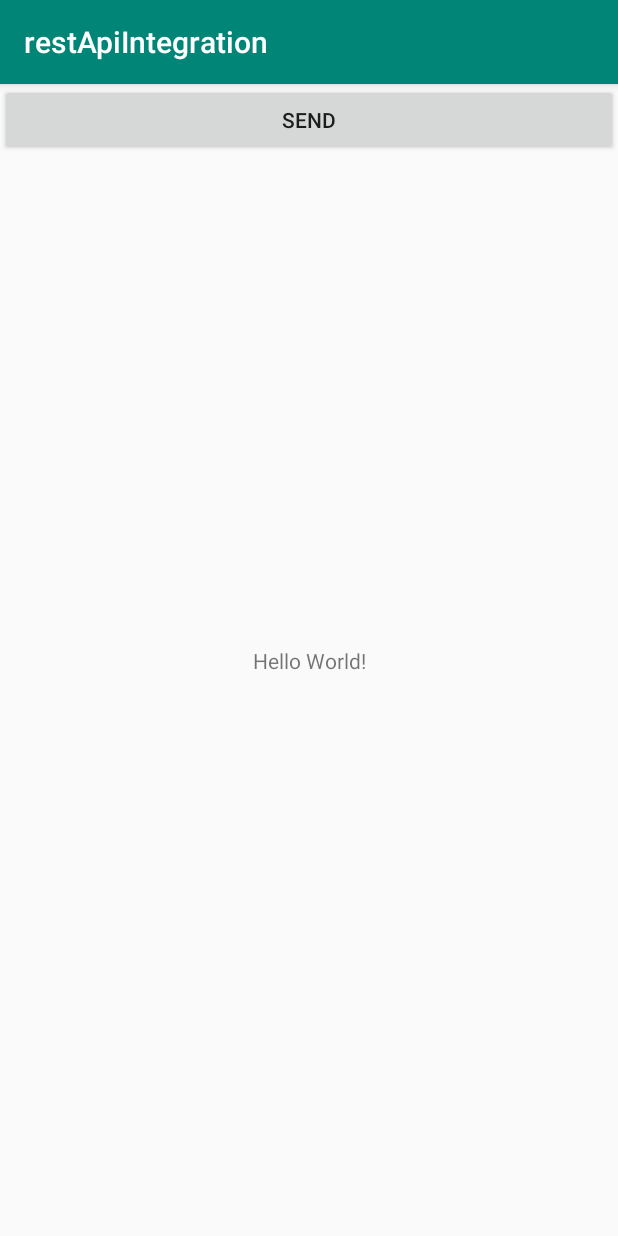
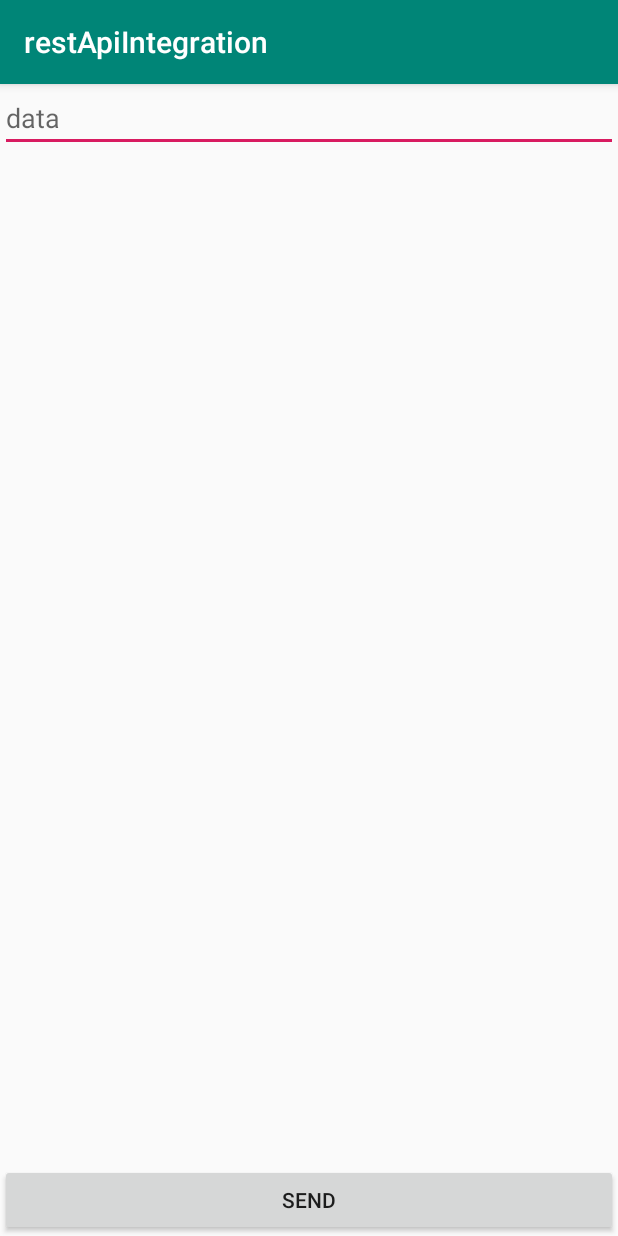
Before and after one commit to shubhamwert/Starting_with_rest_api, an Android app: the screen it shows after launch (MainActivity), after a tap on "SEND", on a phone screen of 412 x 824 dp. Run offline under Robolectric (Android 15) with nearby library versions, the phone set to English and light mode, and no system bars.

Commit message:
basic option to enter data\n bug fix

```diff
--- a/app/src/main/java/com/stechapps/restapiintegration/MainActivity.java
+++ b/app/src/main/java/com/stechapps/restapiintegration/MainActivity.java
@@ -5,6 +5,7 @@ import androidx.appcompat.app.AppCompatActivity;
 import android.os.Bundle;
 import android.util.Log;
 import android.view.View;
+import android.widget.EditText;
 import android.widget.TextView;
 import android.widget.Toast;
 
@@ -32,19 +33,24 @@ public class MainActivity extends AppCompatActivity {
         PredictApi predictApi=retrofit.create(PredictApi.class);
         JsonObject j=new JsonObject();
 
-        try {String a="[10,20,30,40,50,60,70,80]";
-            j.addProperty("data","1,2,3,4,5,6,7,8");
+        try {
+            EditText p = findViewById(R.id.ED1);
+
+            String a= p.getText().toString();
+            j.addProperty("data",a);
         }catch (Exception e){
             Log.e("ERRRRRRRRRRRRRRORRRRRRRRRRRRRRR", "connectAndGetApiData: "+e );
         }
         Call<Ressponse> call=predictApi.Predict(j);
+
         call.enqueue(new Callback<Ressponse>() {
             @Override
             public void onResponse(Call<Ressponse> call, Response<Ressponse> response) {
+                if(response.isSuccessful()){
                 TextView tv=findViewById(R.id.tv1);
                 Toast.makeText(MainActivity.this,""+response.body().getPredict(),Toast.LENGTH_SHORT).show();
                 tv.setText(String.format("%s", response.body().getPredict()));
-            }
+            }}
 
             @Override
             public void onFailure(Call<Ressponse> call, Throwable t) {
--- a/app/src/main/java/com/stechapps/restapiintegration/Ressponse.java
+++ b/app/src/main/java/com/stechapps/restapiintegration/Ressponse.java
@@ -3,8 +3,8 @@ package com.stechapps.restapiintegration;
 import com.google.gson.annotations.SerializedName;
 
 public class Ressponse {
-    @SerializedName("predict")
-    private float predict;
+    @SerializedName("prediction")
+    private float predict=9;
 
     public float getPredict() {
         return predict;
--- a/app/src/main/res/layout/activity_main.xml
+++ b/app/src/main/res/layout/activity_main.xml
@@ -1,24 +1,36 @@
 <?xml version="1.0" encoding="utf-8"?>
-<androidx.constraintlayout.widget.ConstraintLayout xmlns:android="http://schemas.android.com/apk/res/android"
+<RelativeLayout xmlns:android="http://schemas.android.com/apk/res/android"
     xmlns:app="http://schemas.android.com/apk/res-auto"
     xmlns:tools="http://schemas.android.com/tools"
     android:layout_width="match_parent"
     android:layout_height="match_parent"
     tools:context=".MainActivity">
 
-    <TextView
-        android:layout_width="wrap_content"
-        android:layout_height="wrap_content"
-        android:text="Hello World!"
-        android:id="@+id/tv1"
-        app:layout_constraintBottom_toBottomOf="parent"
-        app:layout_constraintLeft_toLeftOf="parent"
-        app:layout_constraintRight_toRightOf="parent"
-        app:layout_constraintTop_toTopOf="parent" />
+    <LinearLayout
+        android:orientation="vertical"
+        android:layout_width="match_parent"
+        android:layout_height="match_parent"
+        >
+
+        <EditText
+            android:layout_width="match_parent"
+            android:layout_height="wrap_content"
+            android:hint="data"
+            android:id="@+id/ED1" />
+
+        <TextView
+            android:layout_width="wrap_content"
+            android:layout_height="wrap_content"
+            android:id="@+id/tv1" />
+
+
+    </LinearLayout>
+
 
     <Button
+        android:layout_alignParentBottom="true"
         android:layout_width="match_parent"
         android:layout_height="wrap_content"
         android:text="send"
         android:onClick="send" />
-</androidx.constraintlayout.widget.ConstraintLayout>
+</RelativeLayout>
```
